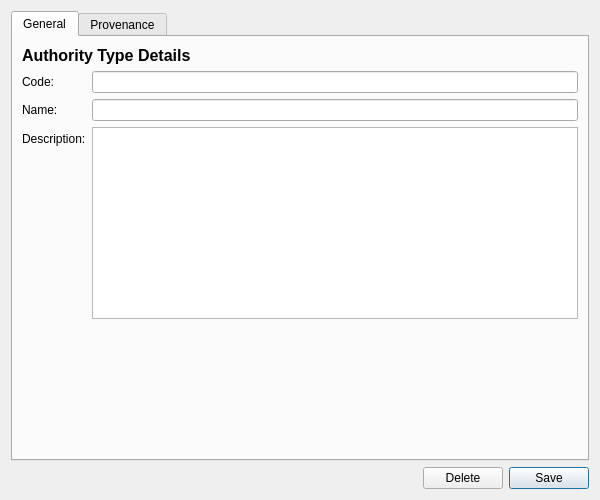
The window that projects/ores.qt/ui/CodingSchemeAuthorityTypeDetailDialog.ui (OreStudio/OreStudio) describes before a commit, drawn with Qt 5.
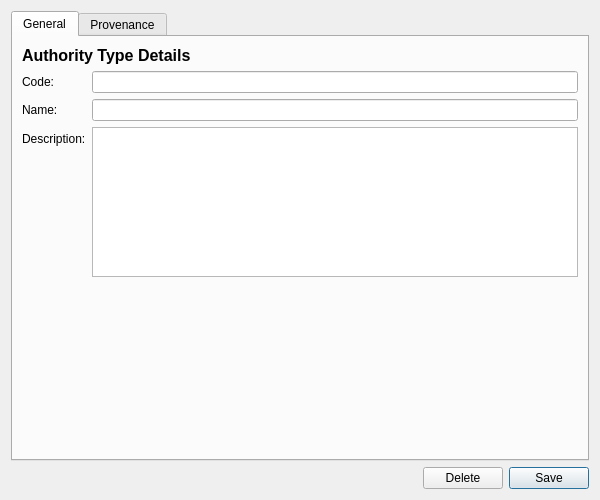
The same window after the commit. Custom widgets are drawn as their Qt base class.

What changed in the file:
```diff
--- a/projects/ores.qt/ui/CodingSchemeAuthorityTypeDetailDialog.ui
+++ b/projects/ores.qt/ui/CodingSchemeAuthorityTypeDetailDialog.ui
@@ -78,8 +78,17 @@
          </item>
          <item row="2" column="1">
           <widget class="QPlainTextEdit" name="descriptionEdit">
-           <property name="maximumHeight">
-            <number>80</number>
+           <property name="minimumSize">
+            <size>
+             <width>0</width>
+             <height>80</height>
+            </size>
+           </property>
+           <property name="maximumSize">
+            <size>
+             <width>16777215</width>
+             <height>150</height>
+            </size>
            </property>
           </widget>
          </item>
```
